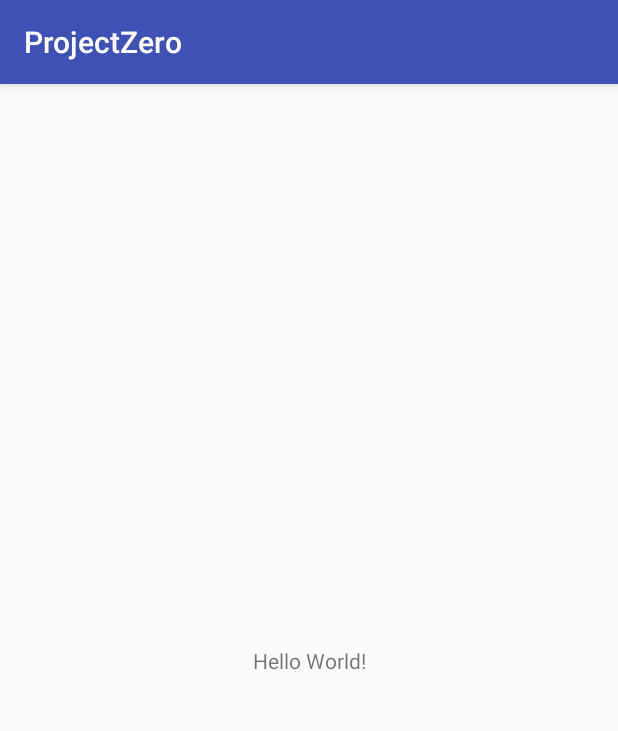
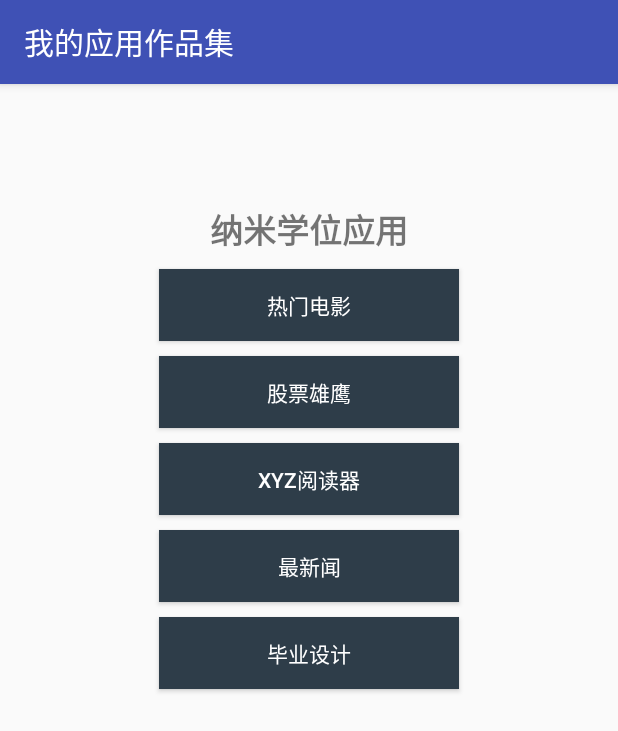
Before and after one commit to AaronChun/ProjectZero, an Android app: the screen it shows after launch (MainActivity), on a phone screen of 412 x 824 dp. Shown: the top 731 px of the screen. Run offline under Robolectric (Android 15) with nearby library versions, the phone set to English and light mode, and no system bars.

Commit message:
添加五个button按钮，并注册点击事件

```diff
--- a/app/src/main/AndroidManifest.xml
+++ b/app/src/main/AndroidManifest.xml
@@ -4,15 +4,14 @@
 
     <application
         android:allowBackup="true"
-        android:icon="@mipmap/ic_launcher"
-        android:label="@string/app_name"
+        android:icon="@mipmap/launcher"
+        android:label="@string/app_label"
         android:roundIcon="@mipmap/ic_launcher_round"
         android:supportsRtl="true"
         android:theme="@style/AppTheme">
-        <activity android:name=".MainActivity">
+                <activity android:name=".MainActivity" >
             <intent-filter>
                 <action android:name="android.intent.action.MAIN" />
-
                 <category android:name="android.intent.category.LAUNCHER" />
             </intent-filter>
         </activity>
--- a/app/src/main/java/com/udacity/aaronchun/projectzero/MainActivity.java
+++ b/app/src/main/java/com/udacity/aaronchun/projectzero/MainActivity.java
@@ -2,12 +2,68 @@ package com.udacity.aaronchun.projectzero;
 
 import android.support.v7.app.AppCompatActivity;
 import android.os.Bundle;
+import android.util.Log;
+import android.view.View;
+import android.widget.Button;
+import android.widget.Toast;
 
-public class MainActivity extends AppCompatActivity {
+public class MainActivity extends AppCompatActivity implements View.OnClickListener {
+
+    private Button movie_btn;
+    private Button stock_btn;
+    private Button reader_btn;
+    private Button news_btn;
+    private Button project_btn;
 
     @Override
     protected void onCreate(Bundle savedInstanceState) {
         super.onCreate(savedInstanceState);
         setContentView(R.layout.activity_main);
+
+        movie_btn = (Button) findViewById(R.id.movie);
+        stock_btn = (Button) findViewById(R.id.stock);
+        reader_btn = (Button) findViewById(R.id.reader);
+        news_btn = (Button) findViewById(R.id.news);
+        project_btn = (Button) findViewById(R.id.graduation_project);
+
+        //注册Button按钮点击事件
+        movie_btn.setOnClickListener(this);
+        stock_btn.setOnClickListener(this);
+        reader_btn.setOnClickListener(this);
+        news_btn.setOnClickListener(this);
+        project_btn.setOnClickListener(this);
+
+
+    }
+
+
+    @Override
+    public void onClick(View view) {
+        switch (view.getId()) {
+            case R.id.movie:
+                Toast.makeText(MainActivity.this, getString(R.string.str_detail) + getString(R.string.str_movie), Toast.LENGTH_SHORT).show();
+                break;
+            case R.id.stock:
+
+                Toast.makeText(MainActivity.this, getString(R.string.str_detail) + getString(R.string.str_stock), Toast.LENGTH_SHORT).show();
+                break;
+            case R.id.reader:
+                Toast.makeText(MainActivity.this, getString(R.string.str_detail) + getString(R.string.str_reader), Toast.LENGTH_SHORT).show();
+
+                break;
+            case R.id.news:
+                Toast.makeText(MainActivity.this, getString(R.string.str_detail) + getString(R.string.str_news), Toast.LENGTH_SHORT).show();
+
+                break;
+            case R.id.graduation_project:
+                Toast.makeText(MainActivity.this, getString(R.string.str_detail) + getResources().getString(R.string.str_project), Toast.LENGTH_SHORT).show();
+
+                break;
+            default:
+                break;
+
+        }
+
+
     }
 }
--- a/app/src/main/res/layout/activity_main.xml
+++ b/app/src/main/res/layout/activity_main.xml
@@ -1,19 +1,85 @@
 <?xml version="1.0" encoding="utf-8"?>
-<android.support.constraint.ConstraintLayout xmlns:android="http://schemas.android.com/apk/res/android"
-    xmlns:app="http://schemas.android.com/apk/res-auto"
-    xmlns:tools="http://schemas.android.com/tools"
+<RelativeLayout xmlns:android="http://schemas.android.com/apk/res/android"
     android:id="@+id/activity_main"
     android:layout_width="match_parent"
     android:layout_height="match_parent"
-    tools:context="com.udacity.aaronchun.projectzero.MainActivity">
+    >
 
     <TextView
+        android:id="@+id/text_view"
         android:layout_width="wrap_content"
         android:layout_height="wrap_content"
-        android:text="Hello World!"
-        app:layout_constraintBottom_toBottomOf="@+id/activity_main"
-        app:layout_constraintLeft_toLeftOf="@+id/activity_main"
-        app:layout_constraintRight_toRightOf="@+id/activity_main"
-        app:layout_constraintTop_toTopOf="@+id/activity_main" />
+        android:text="@string/str_textview"
+        android:textSize="22dip"
+        android:textStyle="bold"
+        android:layout_centerHorizontal="true"
+        android:layout_marginTop="80dip"
 
-</android.support.constraint.ConstraintLayout>
+        />
+
+    <!-- 热门电影-->
+    <Button
+        android:id="@+id/movie"
+        android:layout_width="200dp"
+        android:layout_height="wrap_content"
+        android:text="@string/str_movie"
+        android:background="@color/btn_bg_color"
+        android:layout_below="@id/text_view"
+        android:layout_centerHorizontal="true"
+        android:layout_marginTop="10dp"
+        android:textColor="@color/text_bg_color"/>
+
+
+    <!-- 股票雄鹰-->
+    <Button
+        android:id="@+id/stock"
+        android:layout_width="200dp"
+        android:layout_height="wrap_content"
+        android:text="@string/str_stock"
+        android:background="@color/btn_bg_color"
+        android:layout_below="@id/movie"
+        android:layout_centerHorizontal="true"
+        android:layout_marginTop="10dp"
+        android:textColor="@color/text_bg_color"/>
+
+
+    <!-- XYZ阅读器 -->
+    <Button
+        android:id="@+id/reader"
+        android:layout_width="200dp"
+        android:layout_height="wrap_content"
+        android:text="@string/str_reader"
+        android:background="@color/btn_bg_color"
+        android:layout_below="@id/stock"
+        android:layout_centerHorizontal="true"
+        android:layout_marginTop="10dp"
+        android:textColor="@color/text_bg_color"/>
+
+    <!-- 最新闻 -->
+    <Button
+        android:id="@+id/news"
+        android:layout_width="200dp"
+        android:layout_height="wrap_content"
+        android:text="@string/str_news"
+        android:background="@color/btn_bg_color"
+        android:layout_below="@id/reader"
+        android:layout_centerHorizontal="true"
+        android:layout_marginTop="10dp"
+        android:textColor="@color/text_bg_color"/>
+
+
+    <!-- 毕业设计 -->
+    <Button
+        android:id="@+id/graduation_project"
+        android:layout_width="200dp"
+        android:layout_height="wrap_content"
+        android:text="@string/str_project"
+        android:background="@color/btn_bg_color"
+        android:layout_below="@id/news"
+        android:layout_centerHorizontal="true"
+        android:layout_marginTop="10dp"
+        android:textColor="@color/text_bg_color"/>
+
+
+
+</RelativeLayout>
--- a/app/src/main/res/values/colors.xml
+++ b/app/src/main/res/values/colors.xml
@@ -3,4 +3,6 @@
     <color name="colorPrimary">#3F51B5</color>
     <color name="colorPrimaryDark">#303F9F</color>
     <color name="colorAccent">#FF4081</color>
+    <color name="btn_bg_color">#2E3D49</color>
+    <color name="text_bg_color">#FFFFFFFF</color>
 </resources>
--- a/app/src/main/res/values/strings.xml
+++ b/app/src/main/res/values/strings.xml
@@ -1,3 +1,12 @@
 <resources>
     <string name="app_name">ProjectZero</string>
+    <string name="str_textview">纳米学位应用</string>
+    <string name="app_label">我的应用作品集</string>
+    <string name="str_movie">热门电影</string>
+    <string name="str_stock">股票雄鹰</string>
+    <string name="str_reader">XYZ阅读器</string>
+    <string name="str_news">最新闻</string>
+    <string name="str_project">毕业设计</string>
+    <string name="str_detail">启动应用：</string>
+
 </resources>
```
Also changed, not shown: app/src/main/res/drawable/launcher.png (added), app/src/main/res/mipmap-hdpi/launcher.png (added).
